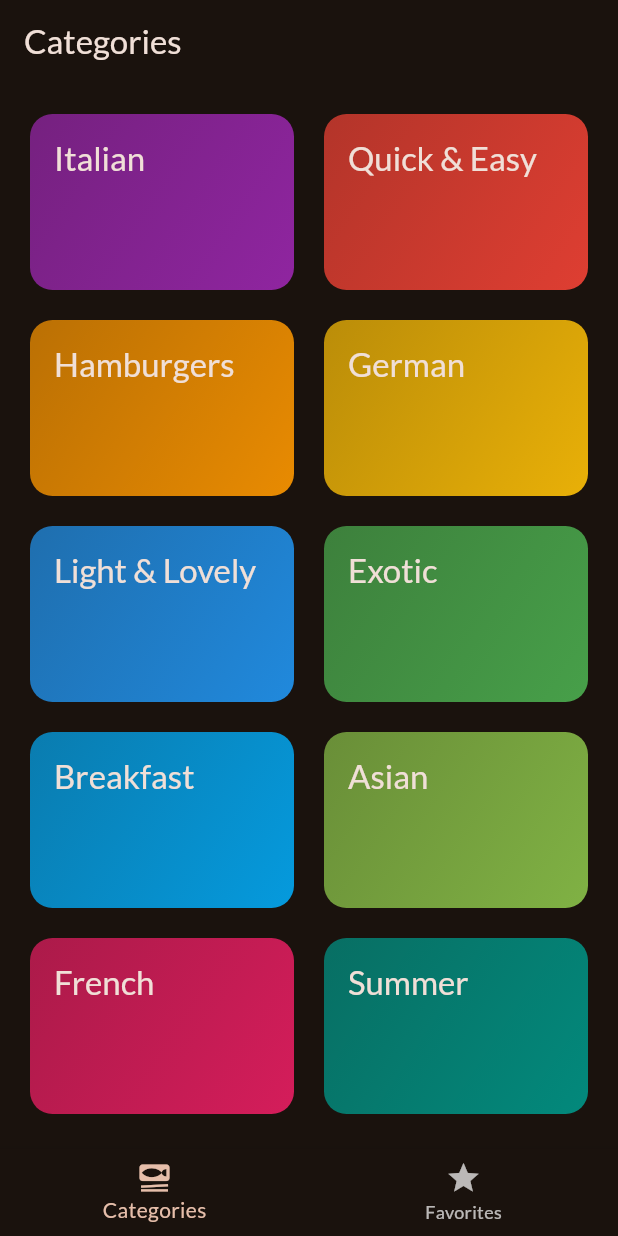
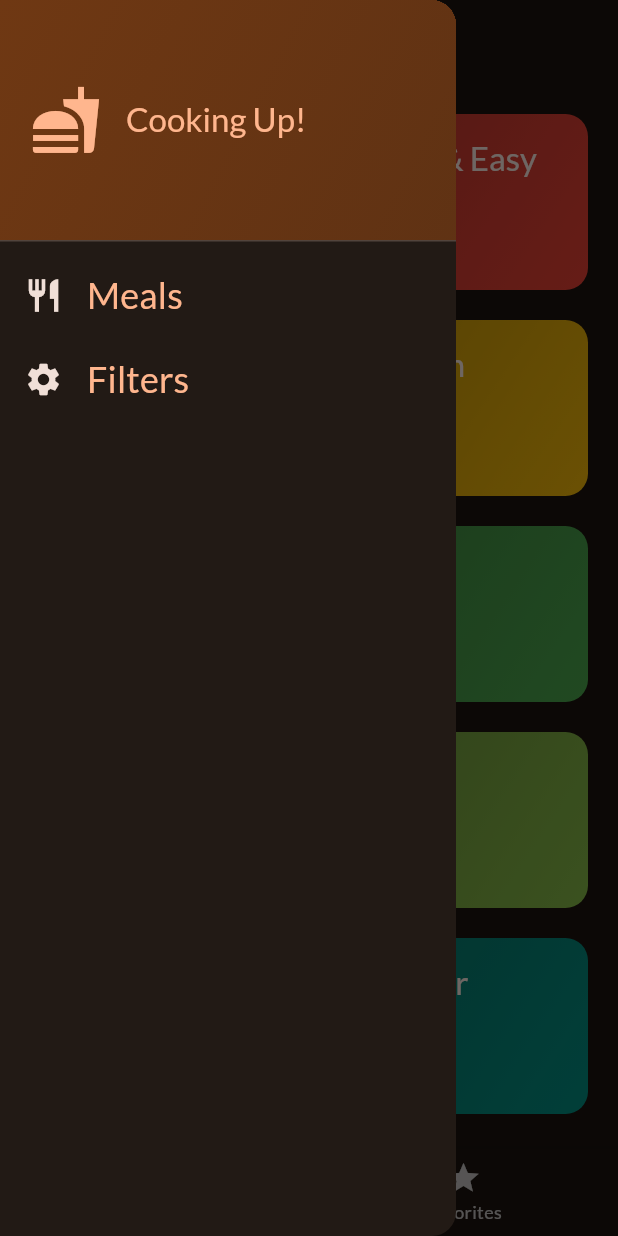
Before and after one commit to SchulzDavey/meal-finder, a Flutter app: the screen it shows after launch, with the side drawer open (before the commit the screen has no drawer), on a phone screen of 412 x 824 dp. Run offline on Flutter 3.47's test engine with Material 2 defaults, Android fonts, the phone set to English and light mode, and no system bars; our stand-ins replace google_fonts, transparent_image.

Commit message:
Added a drawer

```diff
--- a/lib/screens/tabs.dart
+++ b/lib/screens/tabs.dart
@@ -2,6 +2,7 @@
 import 'package:meal_finder/models/meal.dart';
 import 'package:meal_finder/screens/categories.dart';
 import 'package:meal_finder/screens/meals.dart';
+import 'package:meal_finder/widgets/main_drawer.dart';
 
 class TabsScreen extends StatefulWidget {
   const TabsScreen({super.key});
@@ -62,6 +63,7 @@
       appBar: AppBar(
         title: Text(activePageTitle),
       ),
+      drawer: const MainDrawer(),
       body: activePage,
       bottomNavigationBar: BottomNavigationBar(
         onTap: _selectPage,
--- /dev/null
+++ b/lib/widgets/main_drawer.dart
@@ -0,0 +1,79 @@
+import 'package:flutter/material.dart';
+
+class MainDrawer extends StatelessWidget {
+  const MainDrawer({
+    super.key,
+  });
+
+  @override
+  Widget build(BuildContext context) {
+    return Drawer(
+      child: Column(
+        children: [
+          DrawerHeader(
+            padding: const EdgeInsets.all(20),
+            decoration: BoxDecoration(
+              gradient: LinearGradient(
+                colors: [
+                  Theme.of(context).colorScheme.primaryContainer,
+                  Theme.of(context)
+                      .colorScheme
+                      .primaryContainer
+                      .withOpacity(0.8),
+                ],
+                begin: Alignment.topLeft,
+                end: Alignment.bottomRight,
+              ),
+            ),
+            child: Row(
+              children: [
+                Icon(
+                  Icons.fastfood,
+                  size: 48,
+                  color: Theme.of(context).colorScheme.primary,
+                ),
+                const SizedBox(width: 16),
+                Text(
+                  "Cooking Up!",
+                  style: Theme.of(context).textTheme.titleLarge!.copyWith(
+                        color: Theme.of(context).colorScheme.primary,
+                      ),
+                )
+              ],
+            ),
+          ),
+          ListTile(
+            leading: Icon(
+              Icons.restaurant,
+              size: 26,
+              color: Theme.of(context).colorScheme.onBackground,
+            ),
+            title: Text(
+              'Meals',
+              style: Theme.of(context).textTheme.titleSmall!.copyWith(
+                    color: Theme.of(context).colorScheme.primary,
+                    fontSize: 24,
+                  ),
+            ),
+            onTap: () {},
+          ),
+          ListTile(
+            leading: Icon(
+              Icons.settings,
+              size: 26,
+              color: Theme.of(context).colorScheme.onBackground,
+            ),
+            title: Text(
+              'Filters',
+              style: Theme.of(context).textTheme.titleSmall!.copyWith(
+                    color: Theme.of(context).colorScheme.primary,
+                    fontSize: 24,
+                  ),
+            ),
+            onTap: () {},
+          )
+        ],
+      ),
+    );
+  }
+}
```
